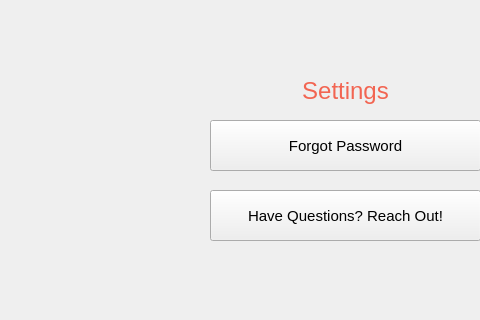
Above: King_Project/settings.ui from greg-maceachern12/MicroManage before the change; both pictures show x 0 to 480 and y 0 to 320 of the 689 by 547 pixel window. Below: the same form after it.
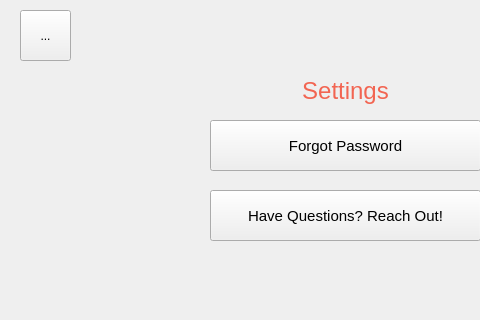
That is the form after the change.

Commit message: Added toolbar functionality to all pages

```diff
--- a/King_Project/settings.ui
+++ b/King_Project/settings.ui
@@ -68,6 +68,19 @@
     <set>Qt::AlignCenter</set>
    </property>
   </widget>
+  <widget class="QToolButton" name="toolButton">
+   <property name="geometry">
+    <rect>
+     <x>20</x>
+     <y>10</y>
+     <width>51</width>
+     <height>51</height>
+    </rect>
+   </property>
+   <property name="text">
+    <string>...</string>
+   </property>
+  </widget>
  </widget>
  <resources/>
  <connections/>
```
The commit also changes 5 other files.
